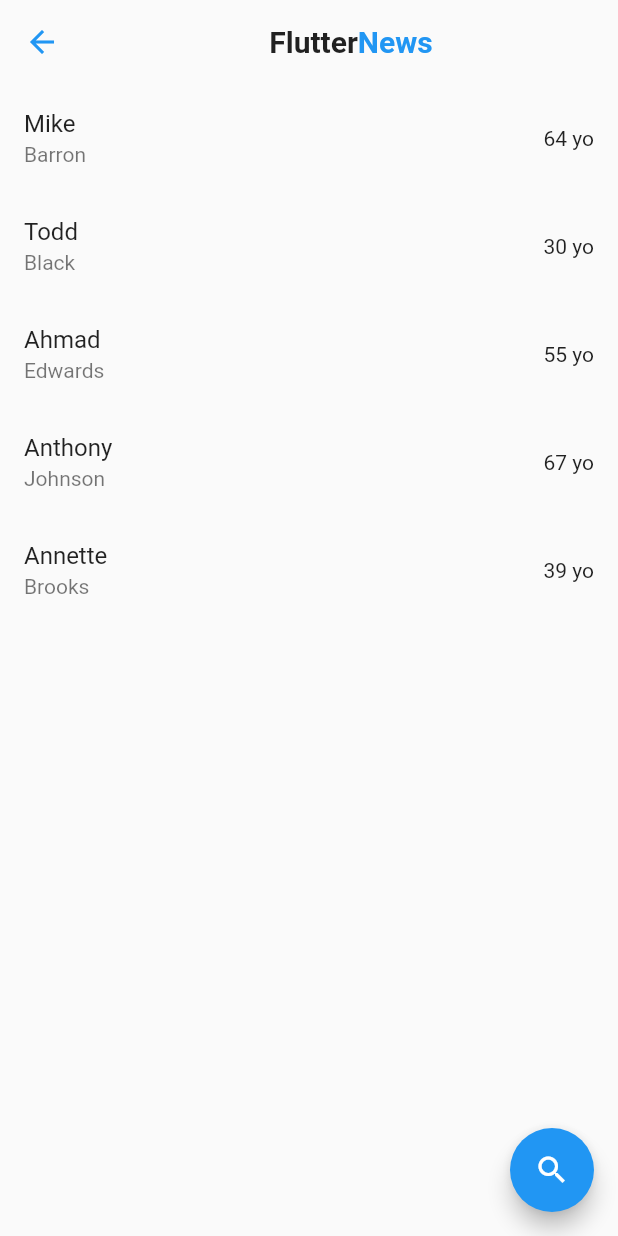
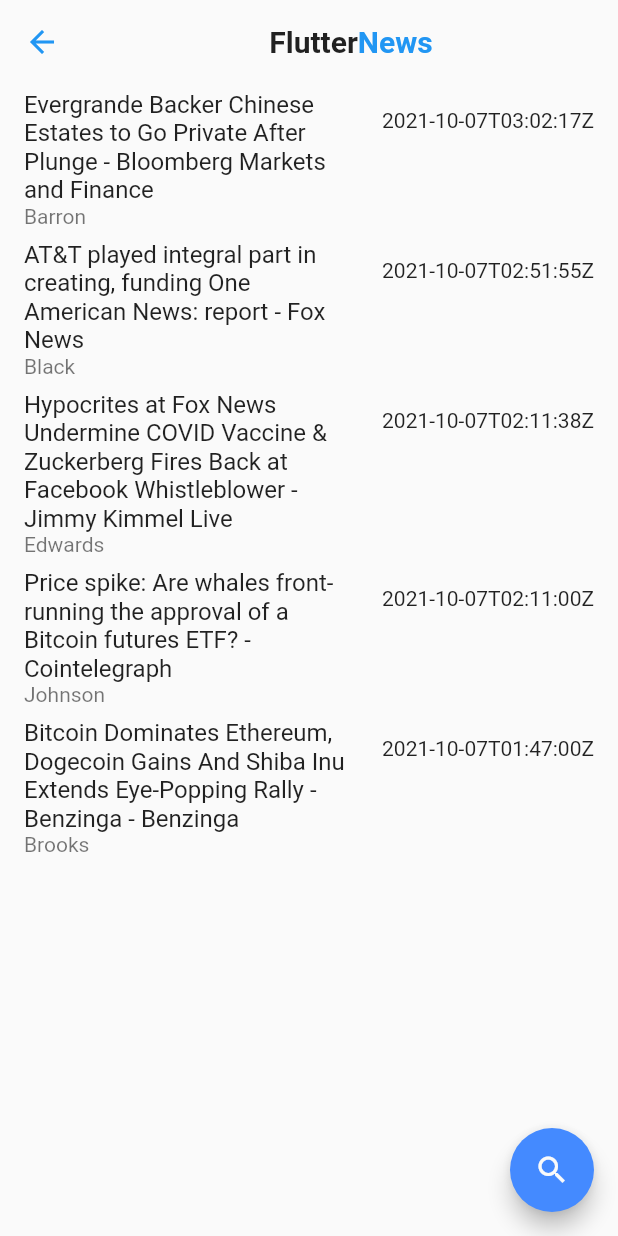
Before and after one commit to Shoaib-Ahmed993/News-App-Flutter, a Flutter app: the SearchScreen screen opened by its route, on a phone screen of 412 x 824 dp. Run offline on Flutter 3.47's test engine with Material 2 defaults, Android fonts, the phone set to English and light mode, and no system bars; our stand-ins replace cached_network_image, cloud_firestore, firebase_auth, firebase_core, webview_flutter; missing offline and left inert: search_page; accounts and stored records are empty; network calls fail.

Commit message:
minor changes

```diff
--- a/lib/helper/news.dart
+++ b/lib/helper/news.dart
@@ -8,7 +8,7 @@
 
   Future<void> getNews() async {
     var url = Uri.parse(
-        "https://newsapi.org/v2/everything?q=tesla&from=2021-09-06&sortBy=publishedAt&apiKey=7c2078cdb60841f587a20d8b8da59e95");
+        "https://newsapi.org/v2/top-headlines?country=us&category=business&apiKey=7c2078cdb60841f587a20d8b8da59e95");
 
     var response = await http.get(url);
 
--- a/lib/loginRegister/register.dart
+++ b/lib/loginRegister/register.dart
@@ -1,8 +1,8 @@
 import 'package:flutter/material.dart';
 import 'package:firebase_auth/firebase_auth.dart';
 import 'package:cloud_firestore/cloud_firestore.dart';
-import 'package:news_app/screens/homeScreen.dart';
 import 'package:news_app/screens/profileScreen.dart';
+import 'package:news_app/views/home.dart';
 
 class Register extends StatelessWidget {
   @override
@@ -56,7 +56,7 @@
 
     void backToHome() {
       Navigator.of(context)
-          .push(MaterialPageRoute(builder: (context) => HomeScreen()));
+          .push(MaterialPageRoute(builder: (context) => Home()));
     }
 
     return Scaffold(
--- a/lib/main.dart
+++ b/lib/main.dart
@@ -4,7 +4,6 @@
 import 'package:news_app/views/home.dart';
 import 'loginRegister/login.dart';
 import 'loginRegister/register.dart';
-import 'screens/homeScreen.dart';
 import 'screens/searchScreen.dart';
 import 'screens/favouriteScreen.dart';
 import 'screens/profileScreen.dart';
@@ -39,7 +38,6 @@
             theme: ThemeData(primaryColor: Colors.white),
             home: Home(),
             routes: {
-              '/home': (context) => HomeScreen(),
               '/favourite': (context) => FavouriteScreen(),
               '/search': (context) => SearchScreen(),
               '/profile': (context) => ProfileScreen(),
--- a/lib/screens/searchScreen.dart
+++ b/lib/screens/searchScreen.dart
@@ -3,20 +3,20 @@
 
 /// This is a very simple class, used to
 /// demo the `SearchPage` package
-class Person {
-  final String name, surname;
-  final num age;
+class NEWS {
+  final String top, surname;
+  final String news;
 
-  Person(this.name, this.surname, this.age);
+  NEWS(this.top, this.surname, this.news);
 }
 
 class SearchScreen extends StatelessWidget {
-  static List<Person> people = [
-    Person('Mike', 'Barron', 64),
-    Person('Todd', 'Black', 30),
-    Person('Ahmad', 'Edwards', 55),
-    Person('Anthony', 'Johnson', 67),
-    Person('Annette', 'Brooks', 39),
+  static List<NEWS> news = [
+    NEWS("Evergrande Backer Chinese Estates to Go Private After Plunge - Bloomberg Markets and Finance", 'Barron', "2021-10-07T03:02:17Z"),
+    NEWS("AT&T played integral part in creating, funding One American News: report - Fox News", 'Black', "2021-10-07T02:51:55Z"),
+    NEWS("Hypocrites at Fox News Undermine COVID Vaccine & Zuckerberg Fires Back at Facebook Whistleblower - Jimmy Kimmel Live", 'Edwards', "2021-10-07T02:11:38Z"),
+    NEWS("Price spike: Are whales front-running the approval of a Bitcoin futures ETF? - Cointelegraph", 'Johnson',  "2021-10-07T02:11:00Z"),
+    NEWS("Bitcoin Dominates Ethereum, Dogecoin Gains And Shiba Inu Extends Eye-Popping Rally - Benzinga - Benzinga", 'Brooks', "2021-10-07T01:47:00Z"),
   ];
 
   @override
@@ -45,43 +45,45 @@
 
       //    Body
       body: ListView.builder(
-        itemCount: people.length,
+        itemCount: news.length,
         itemBuilder: (context, index) {
-          final Person person = people[index];
+          final NEWS person = news[index];
           return ListTile(
-            title: Text(person.name),
+            title: Text(person.top),
             subtitle: Text(person.surname),
-            trailing: Text('${person.age} yo'),
+            trailing: Text('${person.news}'),
           );
         },
       ),
       floatingActionButton: FloatingActionButton(
-        tooltip: 'Search people',
+        backgroundColor: Colors.blueAccent,
+        tooltip: 'Search NEWS',
         onPressed: () => showSearch(
           context: context,
-          delegate: SearchPage<Person>(
+          delegate: SearchPage<NEWS>(
             onQueryUpdate: (s) => print(s),
-            items: people,
-            searchLabel: 'Search people',
+            items: news,
+            searchLabel: 'Search News' ,
+
             suggestion: Center(
-              child: Text('Filter people by date, day or time'),
+              child: Text('Filter news by date, day or time'),
             ),
             failure: Center(
               child: Text('No person found :('),
             ),
             filter: (person) => [
-              person.name,
+              person.top,
               person.surname,
-              person.age.toString(),
+              person.news.toString(),
             ],
             builder: (person) => ListTile(
-              title: Text(person.name),
+              title: Text(person.top),
               subtitle: Text(person.surname),
-              trailing: Text('${person.age} yo'),
+              trailing: Text('${person.news} yo'),
             ),
           ),
         ),
-        child: Icon(Icons.search),
+        child: Icon(Icons.search, color: Colors.grey.shade50),
       ),
     );
   }
```
Also changed, not shown: lib/screens/homeScreen.dart (deleted, +0 -190 lines), lib/screens/profileScreen.dart (+10 -10 lines), assets/shoaib.jpg (added).
